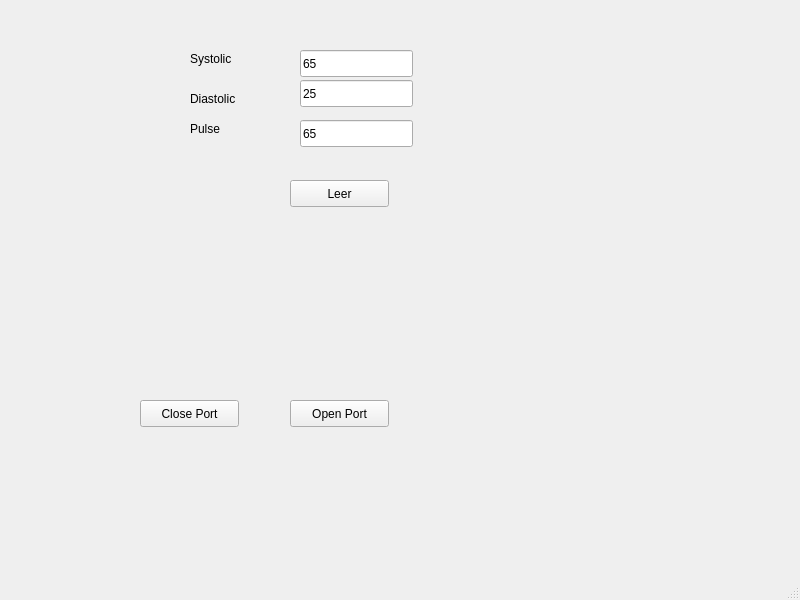
Before: the Qt Designer form guibp.ui in Oscar024/guiBP, drawn with Qt 5.
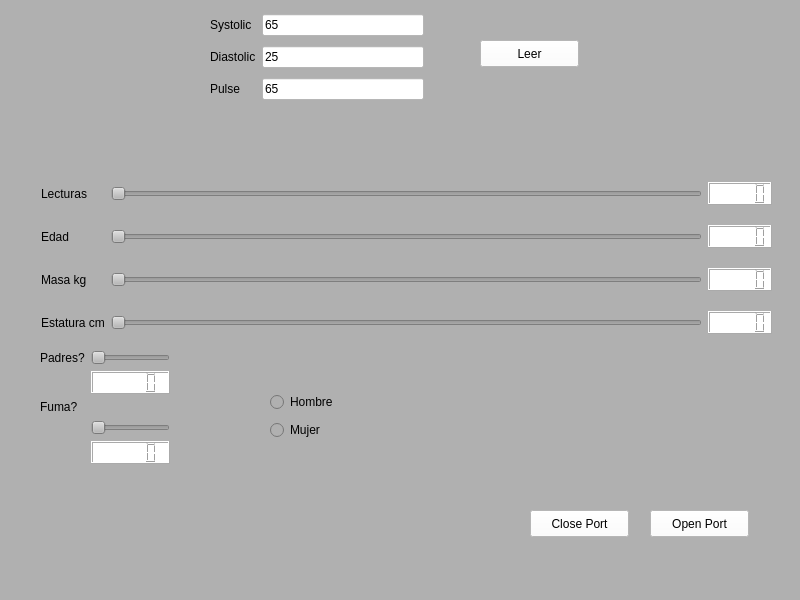
After: the same form once the commit is applied.

Commit message: Detecta dispositivo serial automaticamente

Diff of the .ui file:
```diff
--- a/guibp.ui
+++ b/guibp.ui
@@ -13,123 +13,337 @@
   <property name="windowTitle">
    <string>MainWindow</string>
   </property>
+  <property name="styleSheet">
+   <string notr="true">background-color: rgb(176, 176, 176);
+font: 63 11pt &quot;KacstArt&quot;;</string>
+  </property>
   <widget class="QWidget" name="centralwidget">
    <widget class="QPushButton" name="btnOpen">
     <property name="geometry">
      <rect>
-      <x>290</x>
-      <y>400</y>
+      <x>650</x>
+      <y>510</y>
       <width>99</width>
       <height>27</height>
      </rect>
     </property>
+    <property name="styleSheet">
+     <string notr="true">background-color: rgb(255, 255, 255);</string>
+    </property>
     <property name="text">
      <string>Open Port</string>
     </property>
    </widget>
-   <widget class="QLineEdit" name="txtsys">
-    <property name="geometry">
-     <rect>
-      <x>300</x>
-      <y>50</y>
-      <width>113</width>
-      <height>27</height>
-     </rect>
-    </property>
-    <property name="text">
-     <string>65</string>
-    </property>
-   </widget>
    <widget class="QPushButton" name="btnClose">
     <property name="geometry">
      <rect>
-      <x>140</x>
-      <y>400</y>
+      <x>530</x>
+      <y>510</y>
       <width>99</width>
       <height>27</height>
      </rect>
     </property>
+    <property name="styleSheet">
+     <string notr="true">background-color: rgb(255, 255, 255);</string>
+    </property>
     <property name="text">
      <string>Close Port</string>
     </property>
    </widget>
-   <widget class="QLineEdit" name="txtDias">
-    <property name="geometry">
-     <rect>
-      <x>300</x>
-      <y>80</y>
-      <width>113</width>
-      <height>27</height>
-     </rect>
-    </property>
-    <property name="text">
-     <string>25</string>
-    </property>
-   </widget>
-   <widget class="QLabel" name="label">
-    <property name="geometry">
-     <rect>
-      <x>190</x>
-      <y>90</y>
-      <width>68</width>
-      <height>17</height>
-     </rect>
-    </property>
-    <property name="text">
-     <string>Diastolic</string>
-    </property>
-   </widget>
-   <widget class="QLabel" name="label_2">
-    <property name="geometry">
-     <rect>
-      <x>190</x>
-      <y>50</y>
-      <width>68</width>
-      <height>17</height>
-     </rect>
-    </property>
-    <property name="text">
-     <string>Systolic</string>
-    </property>
-   </widget>
    <widget class="QPushButton" name="btnRead">
     <property name="geometry">
      <rect>
-      <x>290</x>
-      <y>180</y>
+      <x>480</x>
+      <y>40</y>
       <width>99</width>
       <height>27</height>
      </rect>
     </property>
+    <property name="styleSheet">
+     <string notr="true">background-color: rgb(255, 255, 255);</string>
+    </property>
     <property name="text">
      <string>Leer</string>
     </property>
    </widget>
-   <widget class="QLineEdit" name="txtPulso">
+   <widget class="QWidget" name="">
     <property name="geometry">
      <rect>
-      <x>300</x>
-      <y>120</y>
-      <width>113</width>
-      <height>27</height>
+      <x>210</x>
+      <y>10</y>
+      <width>214</width>
+      <height>95</height>
      </rect>
     </property>
-    <property name="text">
-     <string>65</string>
+    <layout class="QGridLayout" name="gridLayout_2">
+     <item row="0" column="0">
+      <widget class="QLabel" name="label_2">
+       <property name="text">
+        <string>Systolic</string>
+       </property>
+      </widget>
+     </item>
+     <item row="0" column="1">
+      <widget class="QLineEdit" name="txtsys">
+       <property name="styleSheet">
+        <string notr="true">background-color: rgb(255, 255, 255);</string>
+       </property>
+       <property name="text">
+        <string>65</string>
+       </property>
+      </widget>
+     </item>
+     <item row="1" column="0">
+      <widget class="QLabel" name="label">
+       <property name="text">
+        <string>Diastolic</string>
+       </property>
+      </widget>
+     </item>
+     <item row="1" column="1">
+      <widget class="QLineEdit" name="txtDias">
+       <property name="styleSheet">
+        <string notr="true">background-color: rgb(255, 255, 255);</string>
+       </property>
+       <property name="text">
+        <string>25</string>
+       </property>
+      </widget>
+     </item>
+     <item row="2" column="0">
+      <widget class="QLabel" name="lblpulso">
+       <property name="text">
+        <string>Pulse</string>
+       </property>
+      </widget>
+     </item>
+     <item row="2" column="1">
+      <widget class="QLineEdit" name="txtPulso">
+       <property name="styleSheet">
+        <string notr="true">background-color: rgb(255, 255, 255);</string>
+       </property>
+       <property name="text">
+        <string>65</string>
+       </property>
+      </widget>
+     </item>
+    </layout>
+   </widget>
+   <widget class="QWidget" name="">
+    <property name="geometry">
+     <rect>
+      <x>41</x>
+      <y>168</y>
+      <width>731</width>
+      <height>181</height>
+     </rect>
     </property>
+    <layout class="QGridLayout" name="gridLayout">
+     <item row="0" column="0">
+      <widget class="QLabel" name="label_3">
+       <property name="text">
+        <string>Lecturas</string>
+       </property>
+      </widget>
+     </item>
+     <item row="0" column="1">
+      <widget class="QSlider" name="horizontalSlider">
+       <property name="maximum">
+        <number>20</number>
+       </property>
+       <property name="orientation">
+        <enum>Qt::Horizontal</enum>
+       </property>
+      </widget>
+     </item>
+     <item row="0" column="2">
+      <widget class="QLCDNumber" name="lcdNumber">
+       <property name="styleSheet">
+        <string notr="true">background-color: rgb(255, 255, 255);</string>
+       </property>
+      </widget>
+     </item>
+     <item row="1" column="0">
+      <widget class="QLabel" name="label_4">
+       <property name="text">
+        <string>Edad</string>
+       </property>
+      </widget>
+     </item>
+     <item row="1" column="1">
+      <widget class="QSlider" name="horizontalSlider_2">
+       <property name="styleSheet">
+        <string notr="true">selection-color: rgb(85, 255, 0);
+border-color: rgb(255, 255, 127);</string>
+       </property>
+       <property name="maximum">
+        <number>100</number>
+       </property>
+       <property name="orientation">
+        <enum>Qt::Horizontal</enum>
+       </property>
+      </widget>
+     </item>
+     <item row="1" column="2">
+      <widget class="QLCDNumber" name="lcdNumber_2">
+       <property name="styleSheet">
+        <string notr="true">background-color: rgb(255, 255, 255);</string>
+       </property>
+      </widget>
+     </item>
+     <item row="2" column="0">
+      <widget class="QLabel" name="label_5">
+       <property name="text">
+        <string>Masa kg</string>
+       </property>
+      </widget>
+     </item>
+     <item row="2" column="1">
+      <widget class="QSlider" name="horizontalSlider_3">
+       <property name="minimum">
+        <number>50</number>
+       </property>
+       <property name="maximum">
+        <number>220</number>
+       </property>
+       <property name="orientation">
+        <enum>Qt::Horizontal</enum>
+       </property>
+      </widget>
+     </item>
+     <item row="2" column="2">
+      <widget class="QLCDNumber" name="lcdNumber_3">
+       <property name="styleSheet">
+        <string notr="true">background-color: rgb(255, 255, 255);</string>
+       </property>
+      </widget>
+     </item>
+     <item row="3" column="0">
+      <widget class="QLabel" name="label_6">
+       <property name="text">
+        <string>Estatura cm</string>
+       </property>
+      </widget>
+     </item>
+     <item row="3" column="1">
+      <widget class="QSlider" name="horizontalSlider_4">
+       <property name="minimum">
+        <number>120</number>
+       </property>
+       <property name="maximum">
+        <number>215</number>
+       </property>
+       <property name="orientation">
+        <enum>Qt::Horizontal</enum>
+       </property>
+      </widget>
+     </item>
+     <item row="3" column="2">
+      <widget class="QLCDNumber" name="lcdNumber_4">
+       <property name="styleSheet">
+        <string notr="true">background-color: rgb(255, 255, 255);</string>
+       </property>
+      </widget>
+     </item>
+    </layout>
    </widget>
-   <widget class="QLabel" name="lblpulso">
+   <widget class="QWidget" name="">
     <property name="geometry">
      <rect>
-      <x>190</x>
-      <y>120</y>
-      <width>68</width>
-      <height>17</height>
+      <x>40</x>
+      <y>350</y>
+      <width>130</width>
+      <height>161</height>
      </rect>
     </property>
-    <property name="text">
-     <string>Pulse</string>
+    <layout class="QFormLayout" name="formLayout">
+     <item row="0" column="0">
+      <widget class="QLabel" name="label_8">
+       <property name="text">
+        <string>Padres?</string>
+       </property>
+      </widget>
+     </item>
+     <item row="0" column="1">
+      <widget class="QSlider" name="horizontalSlider_6">
+       <property name="maximum">
+        <number>2</number>
+       </property>
+       <property name="orientation">
+        <enum>Qt::Horizontal</enum>
+       </property>
+      </widget>
+     </item>
+     <item row="3" column="0" colspan="2">
+      <widget class="QLabel" name="label_9">
+       <property name="text">
+        <string>Fuma?</string>
+       </property>
+      </widget>
+     </item>
+     <item row="4" column="1">
+      <widget class="QSlider" name="horizontalSlider_7">
+       <property name="maximum">
+        <number>1</number>
+       </property>
+       <property name="singleStep">
+        <number>1</number>
+       </property>
+       <property name="value">
+        <number>0</number>
+       </property>
+       <property name="orientation">
+        <enum>Qt::Horizontal</enum>
+       </property>
+      </widget>
+     </item>
+     <item row="5" column="1">
+      <widget class="QLCDNumber" name="lcdNumber_6">
+       <property name="styleSheet">
+        <string notr="true">background-color: rgb(255, 255, 255);</string>
+       </property>
+      </widget>
+     </item>
+     <item row="1" column="1">
+      <widget class="QLCDNumber" name="lcdNumber_5">
+       <property name="styleSheet">
+        <string notr="true">background-color: rgb(255, 255, 255);</string>
+       </property>
+      </widget>
+     </item>
+    </layout>
+   </widget>
+   <widget class="QWidget" name="">
+    <property name="geometry">
+     <rect>
+      <x>270</x>
+      <y>390</y>
+      <width>93</width>
+      <height>54</height>
+     </rect>
     </property>
+    <layout class="QGridLayout" name="gridLayout_3">
+     <item row="0" column="0">
+      <widget class="QRadioButton" name="radioButton">
+       <property name="text">
+        <string>Hombre</string>
+       </property>
+       <property name="checkable">
+        <bool>true</bool>
+       </property>
+       <property name="checked">
+        <bool>false</bool>
+       </property>
+      </widget>
+     </item>
+     <item row="1" column="0">
+      <widget class="QRadioButton" name="radioButton_2">
+       <property name="text">
+        <string>Mujer</string>
+       </property>
+      </widget>
+     </item>
+    </layout>
    </widget>
   </widget>
   <widget class="QMenuBar" name="menubar">
```
Left out of the diff: 138 changed lines with no effect on the pictures. The commit also changes 1 other file.
